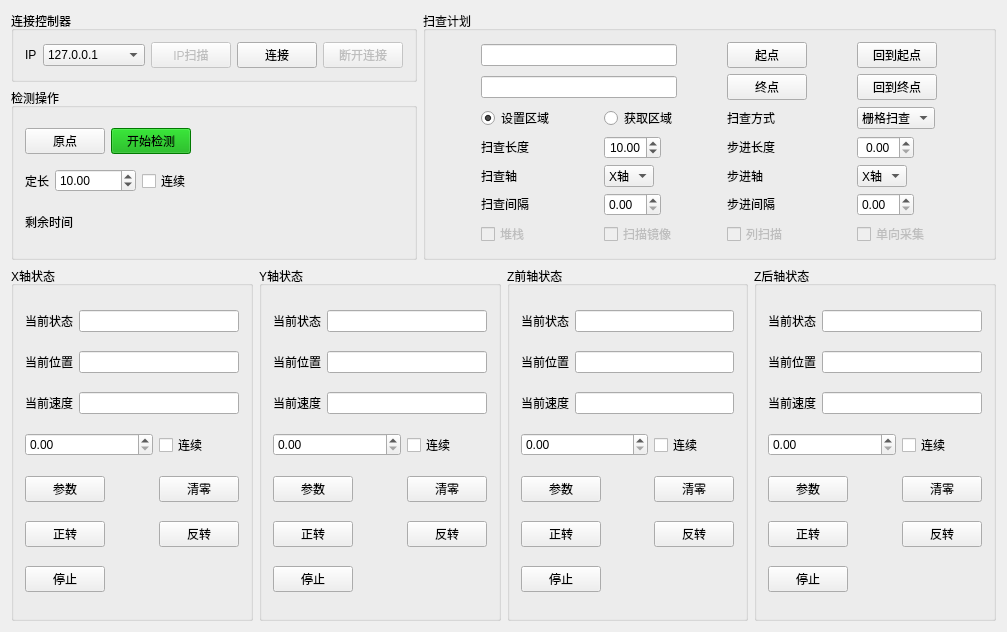
First picture: the form in MotionController.ui, repository lufangkang1987/MotionController, before the edit.
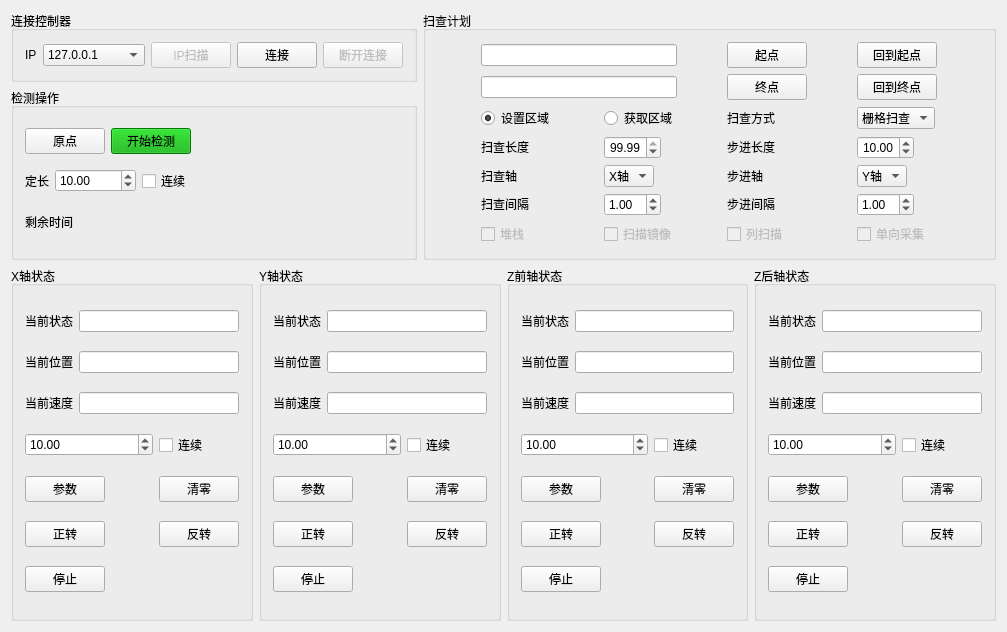
Second picture: the form after the edit.

```diff
--- a/MotionController.ui
+++ b/MotionController.ui
@@ -287,6 +287,9 @@
              <verstretch>0</verstretch>
             </sizepolicy>
            </property>
+           <property name="value">
+            <double>1.000000000000000</double>
+           </property>
           </widget>
          </item>
          <item row="0" column="2">
@@ -401,7 +404,7 @@
             <double>1.000000000000000</double>
            </property>
            <property name="value">
-            <double>10.000000000000000</double>
+            <double>99.989999999999995</double>
            </property>
           </widget>
          </item>
@@ -436,6 +439,9 @@
            <property name="alignment">
             <set>Qt::AlignmentFlag::AlignCenter</set>
            </property>
+           <property name="value">
+            <double>10.000000000000000</double>
+           </property>
           </widget>
          </item>
          <item row="1" column="3">
@@ -472,6 +478,9 @@
              <verstretch>0</verstretch>
             </sizepolicy>
            </property>
+           <property name="value">
+            <double>1.000000000000000</double>
+           </property>
           </widget>
          </item>
          <item row="3" column="2">
@@ -497,7 +506,7 @@
            </property>
            <item>
             <property name="text">
-             <string>X轴</string>
+             <string>Y轴</string>
             </property>
            </item>
            <item>
@@ -670,6 +679,9 @@
              <verstretch>0</verstretch>
             </sizepolicy>
            </property>
+           <property name="value">
+            <double>10.000000000000000</double>
+           </property>
           </widget>
          </item>
          <item row="3" column="2">
@@ -815,6 +827,9 @@
              <verstretch>0</verstretch>
             </sizepolicy>
            </property>
+           <property name="value">
+            <double>10.000000000000000</double>
+           </property>
           </widget>
          </item>
          <item row="3" column="2">
@@ -960,6 +975,9 @@
              <verstretch>0</verstretch>
             </sizepolicy>
            </property>
+           <property name="value">
+            <double>10.000000000000000</double>
+           </property>
           </widget>
          </item>
          <item row="3" column="2">
@@ -1105,6 +1123,9 @@
              <verstretch>0</verstretch>
             </sizepolicy>
            </property>
+           <property name="value">
+            <double>10.000000000000000</double>
+           </property>
           </widget>
          </item>
          <item row="3" column="2">
```
Left out of the diff: 2 changed lines with no effect on the pictures.
